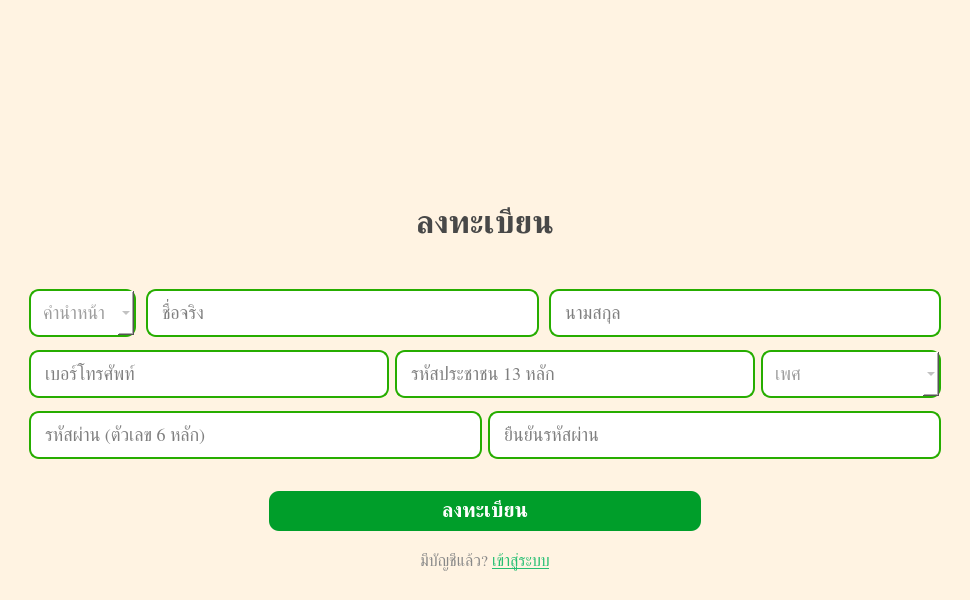
Above: registerdialog.ui from khachenchai/bank-simulation-project-app before the change. Below: the same form after it.
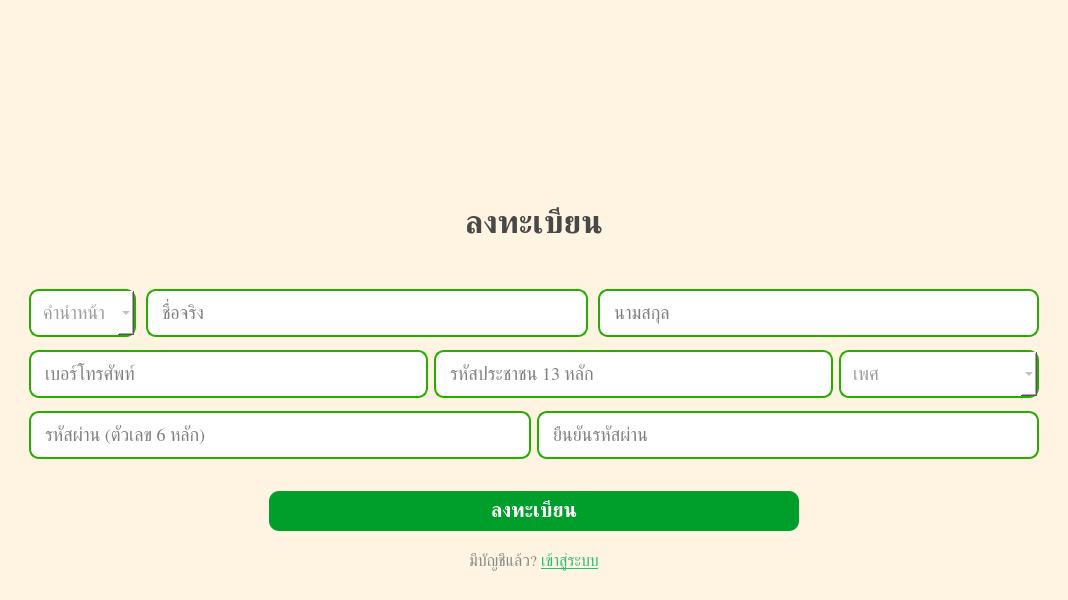
That is the form after the change. Icons and pictures are not drawn.

Diff of the .ui file:
```diff
--- a/registerdialog.ui
+++ b/registerdialog.ui
@@ -6,7 +6,7 @@
    <rect>
     <x>0</x>
     <y>0</y>
-    <width>970</width>
+    <width>1068</width>
     <height>600</height>
    </rect>
   </property>
```
Left out of the diff: 7 changed lines with no effect on the pictures.
